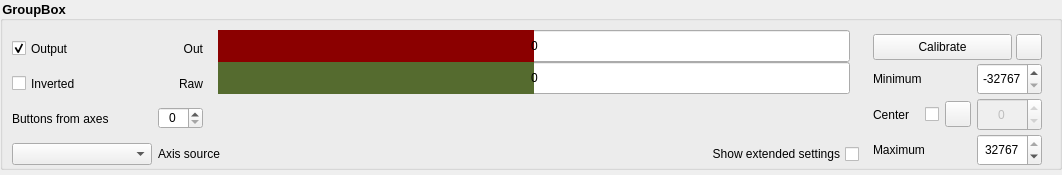
First picture: the form in src/widgets/axes/axes.ui, repository anpeaco/FreeJoyXConfiguratorQt, before the edit.
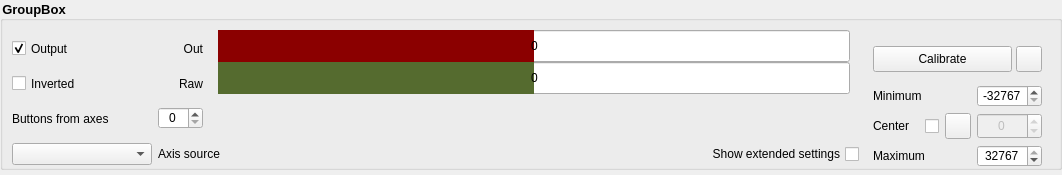
Second picture: the form after the edit. Icons and pictures are not drawn. Custom widgets are drawn as their Qt base class.

Commit message: Axes: align calibration rows with Out/Raw/slider/source rows

```diff
--- a/src/widgets/axes/axes.ui
+++ b/src/widgets/axes/axes.ui
@@ -114,31 +114,44 @@
         <property name="frameShadow">
          <enum>QFrame::Plain</enum>
         </property>
-        <layout class="QGridLayout" name="gridLayout" columnstretch="0,0,0" columnminimumwidth="0,0,0">
+        <!-- rowstretch and verticalSpacing mirror the parent gridLayout_2
+             above so the four calibration rows line up with the four
+             rows on the left:
+                row 0 (Calibrate / Reset) <-> outer row 0 (Out bar)
+                row 1 (Minimum)           <-> outer row 1 (Raw bar)
+                row 2 (Center / Set)      <-> outer row 2 (a2b slider)
+                row 3 (Maximum)           <-> outer row 3 (Axis source)
+             Row 0 takes all leftover height (stretch=1) just like the
+             Out bar, so the icon buttons centre on the same scanline. -->
+        <layout class="QGridLayout" name="gridLayout" rowstretch="1,0,0,0" rowminimumheight="0,0,40,0" columnstretch="0,0,0" columnminimumwidth="0,0,0">
          <property name="leftMargin">
           <number>8</number>
          </property>
          <property name="topMargin">
-          <number>4</number>
+          <number>0</number>
          </property>
          <property name="rightMargin">
           <number>8</number>
          </property>
          <property name="bottomMargin">
-          <number>4</number>
+          <number>3</number>
          </property>
          <property name="horizontalSpacing">
           <number>6</number>
          </property>
          <property name="verticalSpacing">
-          <number>3</number>
+          <number>6</number>
          </property>
          <!-- Row 2: top action row. Single HBox spans all three grid
               columns so the Calibrate button can grow horizontally
               right up to the Reset icon button. Without spanning,
               Calibrate would sit in col 0 (sized to fit "Minimum"/
-              "Maximum" labels) and leave a 50+ px gap before Reset. -->
-         <item row="2" column="0" colspan="3">
+              "Maximum" labels) and leave a 50+ px gap before Reset.
+              alignment="Qt::AlignVCenter" so the HBox keeps its
+              preferred height and the buttons sit on the vertical
+              centre of the (rowstretch=1) row, matching the Out bar
+              centre on the left. -->
+         <item row="2" column="0" colspan="3" alignment="Qt::AlignVCenter">
           <layout class="QHBoxLayout" name="layoutH_TopActions">
            <property name="spacing">
             <number>4</number>
```
